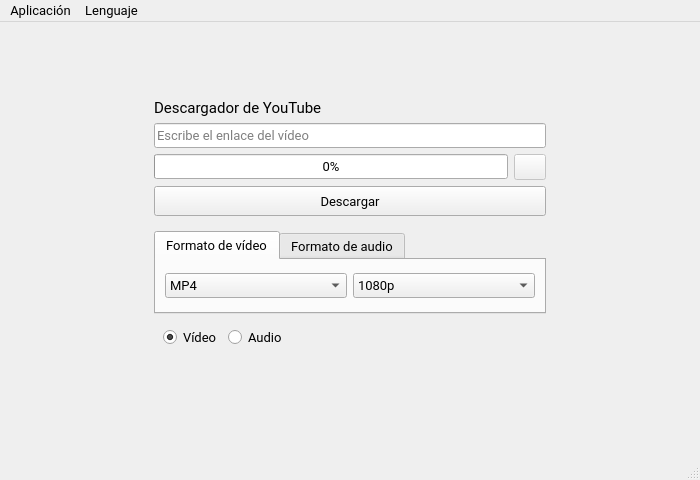
Qt form app/ui/MainWindow.ui (caicesardev/GUIDownloader) before a commit.
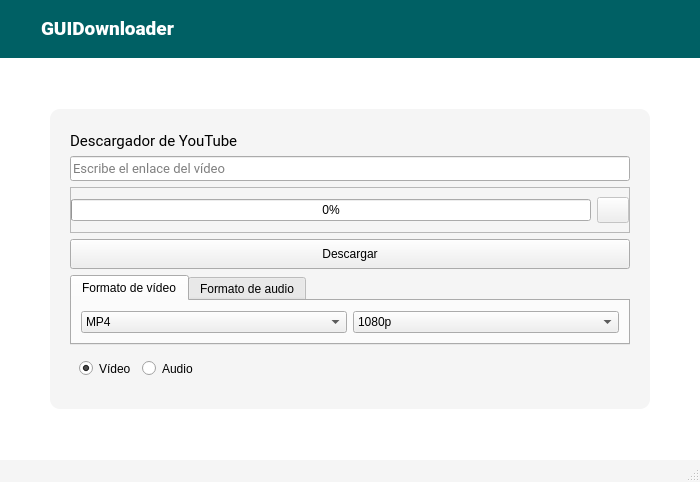
The same form after that commit. The open tabs and pages were chosen to show the change. Icons and pictures are not drawn.

What changed in the file:
```diff
--- a/app/ui/MainWindow.ui
+++ b/app/ui/MainWindow.ui
@@ -7,13 +7,13 @@
     <x>0</x>
     <y>0</y>
     <width>700</width>
-    <height>480</height>
+    <height>482</height>
    </rect>
   </property>
   <property name="minimumSize">
    <size>
-    <width>440</width>
-    <height>335</height>
+    <width>0</width>
+    <height>440</height>
    </size>
   </property>
   <property name="font">
@@ -29,133 +29,109 @@
    <iconset resource="../images.qrc">
     <normaloff>:/res/images/downloading.png</normaloff>:/res/images/downloading.png</iconset>
   </property>
+  <property name="styleSheet">
+   <string notr="true">QMainWindow#MainWindow{background: white;}</string>
+  </property>
   <widget class="QWidget" name="centralwidget">
    <layout class="QGridLayout" name="gridLayout">
-    <item row="1" column="2" rowspan="2">
-     <spacer name="horizontalSpacer_3">
-      <property name="orientation">
-       <enum>Qt::Horizontal</enum>
-      </property>
-      <property name="sizeHint" stdset="0">
-       <size>
-        <width>40</width>
-        <height>20</height>
-       </size>
-      </property>
-     </spacer>
-    </item>
-    <item row="1" column="0" rowspan="2">
-     <spacer name="horizontalSpacer_2">
-      <property name="orientation">
-       <enum>Qt::Horizontal</enum>
-      </property>
-      <property name="sizeHint" stdset="0">
-       <size>
-        <width>40</width>
-        <height>20</height>
-       </size>
-      </property>
-     </spacer>
-    </item>
-    <item row="3" column="1">
-     <spacer name="verticalSpacer_2">
-      <property name="orientation">
-       <enum>Qt::Vertical</enum>
-      </property>
-      <property name="sizeType">
-       <enum>QSizePolicy::Expanding</enum>
-      </property>
-      <property name="sizeHint" stdset="0">
-       <size>
-        <width>20</width>
-        <height>40</height>
-       </size>
-      </property>
-     </spacer>
-    </item>
-    <item row="0" column="1">
-     <spacer name="verticalSpacer">
-      <property name="orientation">
-       <enum>Qt::Vertical</enum>
-      </property>
-      <property name="sizeType">
-       <enum>QSizePolicy::Expanding</enum>
-      </property>
-      <property name="sizeHint" stdset="0">
-       <size>
-        <width>20</width>
-        <height>40</height>
-       </size>
-      </property>
-     </spacer>
-    </item>
-    <item row="1" column="1" rowspan="2">
-     <widget class="QFrame" name="centralframe">
-      <property name="minimumSize">
-       <size>
-        <width>410</width>
-        <height>300</height>
-       </size>
-      </property>
-      <layout class="QGridLayout" name="gridLayout_2">
-       <item row="9" column="0" colspan="2">
-        <widget class="QFrame" name="buttons_frame">
+    <property name="leftMargin">
+     <number>0</number>
+    </property>
+    <property name="topMargin">
+     <number>0</number>
+    </property>
+    <property name="rightMargin">
+     <number>0</number>
+    </property>
+    <property name="bottomMargin">
+     <number>0</number>
+    </property>
+    <property name="verticalSpacing">
+     <number>0</number>
+    </property>
+    <item row="0" column="0">
+     <widget class="QFrame" name="central_frame">
+      <layout class="QVBoxLayout" name="verticalLayout">
+       <property name="spacing">
+        <number>0</number>
+       </property>
+       <property name="leftMargin">
+        <number>0</number>
+       </property>
+       <property name="topMargin">
+        <number>0</number>
+       </property>
+       <property name="rightMargin">
+        <number>0</number>
+       </property>
+       <property name="bottomMargin">
+        <number>0</number>
+       </property>
+       <item>
+        <widget class="QFrame" name="header_frame">
          <property name="maximumSize">
           <size>
            <width>16777215</width>
-           <height>40</height>
+           <height>80</height>
           </size>
          </property>
-         <property name="frameShadow">
-          <enum>QFrame::Raised</enum>
+         <property name="font">
+          <font>
+           <family>Roboto Mono</family>
+           <pointsize>10</pointsize>
+          </font>
+         </property>
+         <property name="styleSheet">
+          <string notr="true">QFrame#header_frame{background: #006064;}</string>
          </property>
          <layout class="QHBoxLayout" name="horizontalLayout">
           <property name="leftMargin">
-           <number>0</number>
-          </property>
-          <property name="topMargin">
-           <number>0</number>
-          </property>
-          <property name="rightMargin">
-           <number>0</number>
+           <number>18</number>
           </property>
           <item>
-           <widget class="QPushButton" name="download_button">
-            <property name="minimumSize">
-             <size>
-              <width>0</width>
-              <height>30</height>
-             </size>
-            </property>
-            <property name="cursor">
-             <cursorShape>PointingHandCursor</cursorShape>
-            </property>
-            <property name="toolTip">
-             <string>Descargar vídeo</string>
-            </property>
-            <property name="text">
-             <string>Descargar</string>
-            </property>
-           </widget>
-          </item>
-         </layout>
-        </widget>
-       </item>
-       <item row="13" column="0" colspan="2">
-        <widget class="QFrame" name="spd_label_frame">
+           <widget class="QLabel" name="label">
          <property name="maximumSize">
           <size>
-           <width>16777215</width>
-           <height>35</height>
-          </size>
-         </property>
-         <layout class="QHBoxLayout" name="horizontalLayout_5">
-          <property name="topMargin">
-           <number>0</number>
-          </property>
-          <property name="bottomMargin">
-           <number>0</number>
-          </property>
+              <width>32</width>
+              <height>32</height>
+             </size>
+            </property>
+            <property name="pixmap">
+             <pixmap resource="../images.qrc">:/res/images/downloading.png</pixmap>
+            </property>
+            <property name="scaledContents">
+             <bool>true</bool>
+            </property>
+           </widget>
+          </item>
+          <item>
+           <spacer name="horizontalSpacer_2">
+            <property name="orientation">
+             <enum>Qt::Horizontal</enum>
+            </property>
+            <property name="sizeType">
+             <enum>QSizePolicy::Fixed</enum>
+            </property>
+            <property name="sizeHint" stdset="0">
+             <size>
+              <width>10</width>
+              <height>20</height>
+             </size>
+            </property>
+           </spacer>
+          </item>
+          <item>
+           <widget class="QLabel" name="title">
+            <property name="font">
+             <font>
+              <family>Roboto</family>
+             </font>
+            </property>
+            <property name="text">
+             <string>&lt;html&gt;&lt;head/&gt;&lt;body&gt;&lt;p&gt;&lt;span style=&quot; font-size:14pt; font-weight:700; color:#ffffff;&quot;&gt;GUIDownloader&lt;/span&gt;&lt;/p&gt;&lt;/body&gt;&lt;/html&gt;</string>
+            </property>
+           </widget>
+          </item>
           <item>
            <spacer name="horizontalSpacer">
             <property name="orientation">
@@ -170,25 +146,216 @@
            </spacer>
           </item>
           <item>
-           <widget class="QLabel" name="speed_label">
+           <widget class="QPushButton" name="about_menu_action">
+            <property name="minimumSize">
+             <size>
+              <width>0</width>
+              <height>40</height>
+             </size>
+            </property>
             <property name="maximumSize">
              <size>
               <width>50</width>
+              <height>16777215</height>
+             </size>
+            </property>
+            <property name="statusTip">
+             <string>Acerca de </string>
+            </property>
+            <property name="iconSize">
+             <size>
+              <width>24</width>
+              <height>24</height>
+             </size>
+            </property>
+            <property name="flat">
+             <bool>true</bool>
+            </property>
+           </widget>
+          </item>
+          <item>
+           <widget class="QPushButton" name="aboutqt_menu_action">
+            <property name="minimumSize">
+             <size>
+              <width>0</width>
+              <height>40</height>
+             </size>
+            </property>
+            <property name="maximumSize">
+             <size>
+              <width>50</width>
+              <height>16777215</height>
+             </size>
+            </property>
+            <property name="statusTip">
+             <string>Acerca de Qt</string>
+            </property>
+            <property name="iconSize">
+             <size>
+              <width>24</width>
+              <height>24</height>
+             </size>
+            </property>
+            <property name="flat">
+             <bool>true</bool>
+            </property>
+           </widget>
+          </item>
+          <item>
+           <widget class="QPushButton" name="restart_menu_action">
+            <property name="minimumSize">
+             <size>
+              <width>0</width>
+              <height>40</height>
+             </size>
+            </property>
+            <property name="maximumSize">
+             <size>
+              <width>50</width>
+              <height>16777215</height>
+             </size>
+            </property>
+            <property name="statusTip">
+             <string>Reiniciar aplicación</string>
+            </property>
+            <property name="iconSize">
+             <size>
+              <width>24</width>
+              <height>24</height>
+             </size>
+            </property>
+            <property name="flat">
+             <bool>true</bool>
+            </property>
+           </widget>
+          </item>
+          <item>
+           <widget class="QPushButton" name="exit_menu_action">
+            <property name="minimumSize">
+             <size>
+              <width>0</width>
+              <height>40</height>
+             </size>
+            </property>
+            <property name="maximumSize">
+             <size>
+              <width>50</width>
+              <height>16777215</height>
+             </size>
+            </property>
+            <property name="statusTip">
+             <string>Salir de la aplicación</string>
+            </property>
+            <property name="iconSize">
+             <size>
+              <width>24</width>
+              <height>24</height>
+             </size>
+            </property>
+            <property name="flat">
+             <bool>true</bool>
+            </property>
+           </widget>
+          </item>
+         </layout>
+        </widget>
+       </item>
+       <item>
+        <widget class="QFrame" name="mid_frame">
+         <property name="font">
+          <font>
+           <family>Roboto</family>
+           <pointsize>10</pointsize>
+          </font>
+         </property>
+         <layout class="QHBoxLayout" name="horizontalLayout_6">
+          <property name="spacing">
+           <number>0</number>
+          </property>
+          <property name="sizeConstraint">
+           <enum>QLayout::SetMinimumSize</enum>
+          </property>
+          <property name="leftMargin">
+           <number>50</number>
+          </property>
+          <property name="topMargin">
+           <number>30</number>
+          </property>
+          <property name="rightMargin">
+           <number>50</number>
+          </property>
+          <property name="bottomMargin">
+           <number>30</number>
+          </property>
+          <item>
+           <widget class="QFrame" name="container_frame">
+            <property name="minimumSize">
+             <size>
+              <width>440</width>
+              <height>0</height>
+             </size>
+            </property>
+            <property name="maximumSize">
+             <size>
+              <width>960</width>
+              <height>300</height>
+             </size>
+            </property>
+            <property name="styleSheet">
+             <string notr="true">QFrame#container_frame{background: whitesmoke; border-radius: 10px;}</string>
+            </property>
+            <property name="frameShape">
+             <enum>QFrame::StyledPanel</enum>
+            </property>
+            <property name="frameShadow">
+             <enum>QFrame::Raised</enum>
+            </property>
+            <layout class="QVBoxLayout" name="verticalLayout_3">
+             <property name="leftMargin">
+              <number>20</number>
+             </property>
+             <property name="topMargin">
+              <number>15</number>
+             </property>
+             <property name="rightMargin">
+              <number>20</number>
+             </property>
+             <property name="bottomMargin">
+              <number>15</number>
+             </property>
+             <item>
+              <spacer name="verticalSpacer">
+               <property name="orientation">
+                <enum>Qt::Vertical</enum>
+               </property>
+               <property name="sizeHint" stdset="0">
+                <size>
+                 <width>20</width>
+                 <height>40</height>
+                </size>
+               </property>
+              </spacer>
+             </item>
+             <item>
+              <widget class="QLabel" name="label_2">
+               <property name="maximumSize">
+                <size>
+                 <width>16777215</width>
               <height>20</height>
              </size>
             </property>
+               <property name="font">
+                <font>
+                 <family>Roboto</family>
+                 <pointsize>11</pointsize>
+                </font>
+               </property>
             <property name="text">
-             <string/>
-            </property>
-            <property name="alignment">
-             <set>Qt::AlignRight|Qt::AlignTrailing|Qt::AlignVCenter</set>
-            </property>
-           </widget>
-          </item>
-         </layout>
-        </widget>
-       </item>
-       <item row="6" column="0" colspan="2">
+                <string>Descargador de YouTube</string>
+               </property>
+              </widget>
+             </item>
+             <item>
         <widget class="QLineEdit" name="input">
          <property name="minimumSize">
           <size>
@@ -213,26 +380,38 @@
          </property>
         </widget>
        </item>
-       <item row="5" column="0" colspan="2">
-        <widget class="QLabel" name="label">
+             <item>
+              <widget class="QFrame" name="progress_frame">
          <property name="maximumSize">
           <size>
            <width>16777215</width>
-           <height>20</height>
-          </size>
-         </property>
-         <property name="font">
-          <font>
-           <family>Roboto</family>
-           <pointsize>11</pointsize>
-          </font>
-         </property>
-         <property name="text">
-          <string>Descargador de YouTube</string>
+                 <height>64</height>
+                </size>
+               </property>
+               <property name="frameShape">
+                <enum>QFrame::StyledPanel</enum>
+               </property>
+               <property name="frameShadow">
+                <enum>QFrame::Raised</enum>
+               </property>
+               <layout class="QHBoxLayout" name="horizontalLayout_5">
+                <property name="leftMargin">
+                 <number>0</number>
+                </property>
+                <property name="rightMargin">
+                 <number>0</number>
+                </property>
+                <item>
+                 <widget class="QProgressBar" name="progress_bar">
+                  <property name="toolTip">
+                   <string>Progreso</string>
+                  </property>
+                  <property name="value">
+                   <number>0</number>
          </property>
         </widget>
        </item>
-       <item row="8" column="1">
+                <item>
         <widget class="QToolButton" name="cancel_button">
          <property name="enabled">
           <bool>false</bool>
@@ -257,7 +436,32 @@
          </property>
         </widget>
        </item>
-       <item row="11" column="0" colspan="2">
+               </layout>
+              </widget>
+             </item>
+             <item>
+              <widget class="QPushButton" name="download_button">
+               <property name="minimumSize">
+                <size>
+                 <width>0</width>
+                 <height>30</height>
+                </size>
+               </property>
+               <property name="cursor">
+                <cursorShape>PointingHandCursor</cursorShape>
+               </property>
+               <property name="toolTip">
+                <string>Descargar vídeo</string>
+               </property>
+               <property name="statusTip">
+                <string>Descargar vídeo</string>
+               </property>
+               <property name="text">
+                <string>Descargar</string>
+               </property>
+              </widget>
+             </item>
+             <item>
         <widget class="QTabWidget" name="tab_widget">
          <property name="maximumSize">
           <size>
@@ -385,17 +589,7 @@
          </widget>
         </widget>
        </item>
-       <item row="8" column="0">
-        <widget class="QProgressBar" name="progress_bar">
-         <property name="toolTip">
-          <string>Progreso</string>
-         </property>
-         <property name="value">
-          <number>0</number>
-         </property>
-        </widget>
-       </item>
-       <item row="12" column="0" colspan="2">
+             <item>
         <widget class="QFrame" name="options_frame">
          <property name="maximumSize">
           <size>
@@ -440,94 +634,54 @@
             </property>
            </spacer>
           </item>
+                <item>
+                 <widget class="QLabel" name="speed_label">
+                  <property name="font">
+                   <font>
+                    <family>Roboto</family>
+                    <pointsize>10</pointsize>
+                   </font>
+                  </property>
+                 </widget>
+                </item>
          </layout>
         </widget>
        </item>
+             <item>
+              <spacer name="verticalSpacer_2">
+               <property name="orientation">
+                <enum>Qt::Vertical</enum>
+               </property>
+               <property name="sizeHint" stdset="0">
+                <size>
+                 <width>20</width>
+                 <height>40</height>
+                </size>
+               </property>
+              </spacer>
+             </item>
       </layout>
      </widget>
     </item>
    </layout>
   </widget>
-  <widget class="QStatusBar" name="status_bar"/>
-  <widget class="QMenuBar" name="menuBar">
-   <property name="geometry">
-    <rect>
-     <x>0</x>
-     <y>0</y>
-     <width>700</width>
-     <height>22</height>
-    </rect>
+       </item>
+      </layout>
+     </widget>
+    </item>
+   </layout>
+  </widget>
+  <widget class="QStatusBar" name="status_bar">
+   <property name="font">
+    <font>
+     <family>Roboto</family>
+     <pointsize>10</pointsize>
+    </font>
    </property>
    <property name="styleSheet">
-    <string notr="true">b</string>
+    <string notr="true">QStatusBar{background: whitesmoke;}</string>
    </property>
-   <widget class="QMenu" name="menuAplicaci_n">
-    <property name="title">
-     <string>Aplicación</string>
-    </property>
-    <addaction name="about_menu_action"/>
-    <addaction name="aboutqt_menu_action"/>
-    <addaction name="restart_menu_action"/>
-    <addaction name="exit_menu_action"/>
-   </widget>
-   <widget class="QMenu" name="menuLenguaje">
-    <property name="title">
-     <string>Lenguaje</string>
-    </property>
-    <addaction name="spanish_menu_action"/>
-    <addaction name="catalan_menu_action"/>
-    <addaction name="english_menu_action"/>
-   </widget>
-   <addaction name="menuAplicaci_n"/>
-   <addaction name="menuLenguaje"/>
-  </widget>
-  <action name="about_menu_action">
-   <property name="text">
-    <string>Acerca de</string>
-   </property>
-   <property name="shortcut">
-    <string>Ctrl+H</string>
-   </property>
-  </action>
-  <action name="restart_menu_action">
-   <property name="text">
-    <string>Reiniciar</string>
-   </property>
-   <property name="shortcut">
-    <string>Ctrl+Shift+R</string>
-   </property>
-  </action>
-  <action name="exit_menu_action">
-   <property name="text">
-    <string>Salir</string>
-   </property>
-   <property name="shortcut">
-    <string>Ctrl+Shift+W</string>
-   </property>
-  </action>
-  <action name="spanish_menu_action">
-   <property name="text">
-    <string>Español</string>
-   </property>
-  </action>
-  <action name="catalan_menu_action">
-   <property name="text">
-    <string>Català</string>
-   </property>
-  </action>
-  <action name="english_menu_action">
-   <property name="text">
-    <string>English</string>
-   </property>
-  </action>
-  <action name="aboutqt_menu_action">
-   <property name="text">
-    <string>Acerca de Qt</string>
-   </property>
-   <property name="shortcut">
-    <string>Ctrl+Shift+H</string>
-   </property>
-  </action>
+  </widget>
  </widget>
  <resources>
   <include location="../images.qrc"/>
```
Left out of the diff: 33 changed lines with no effect on the pictures. Lines whose indentation alone changed are shown as unchanged.
